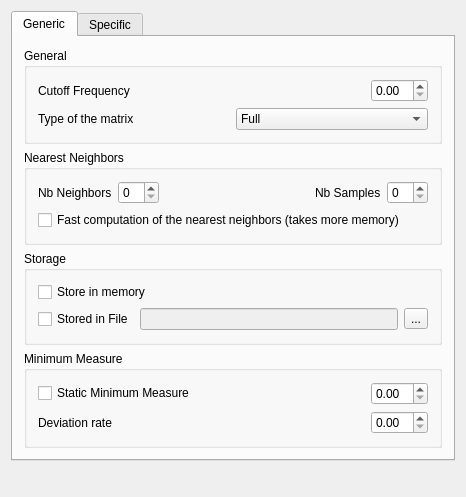
This is galilei/frontend/qt/qgmatrixmeasuredlg.ui in pfrancq/galilei as Qt 5 draws it before an edit. The edited form follows.
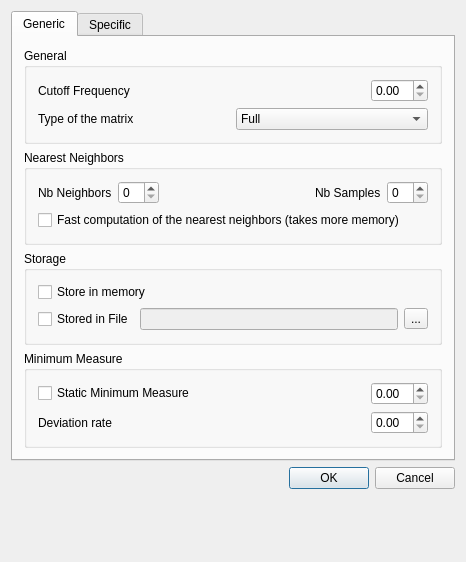
This is the edited form.

Commit message: - Layout modifications in 'QMatrixMeasureDlg'. - Don't take libraries ending with 'kde' as plug-ins.

```diff
--- a/galilei/frontend/qt/qgmatrixmeasuredlg.ui
+++ b/galilei/frontend/qt/qgmatrixmeasuredlg.ui
@@ -8,7 +8,7 @@
     <x>0</x>
     <y>0</y>
     <width>466</width>
-    <height>497</height>
+    <height>562</height>
    </rect>
   </property>
   <property name="windowTitle">
@@ -287,6 +287,13 @@
      </widget>
     </widget>
    </item>
+   <item>
+    <widget class="QDialogButtonBox" name="buttonBox">
+     <property name="standardButtons">
+      <set>QDialogButtonBox::Cancel|QDialogButtonBox::Ok</set>
+     </property>
+    </widget>
+   </item>
    <item>
     <spacer name="verticalSpacer">
      <property name="orientation">
```
The commit also changes 3 other files.
